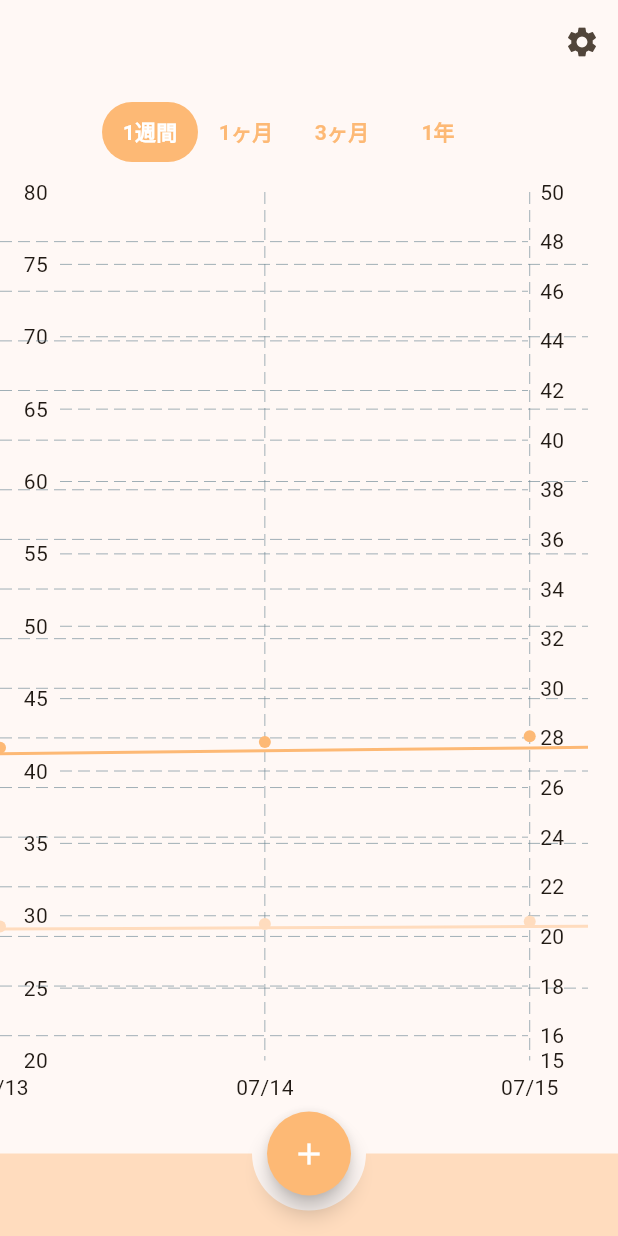
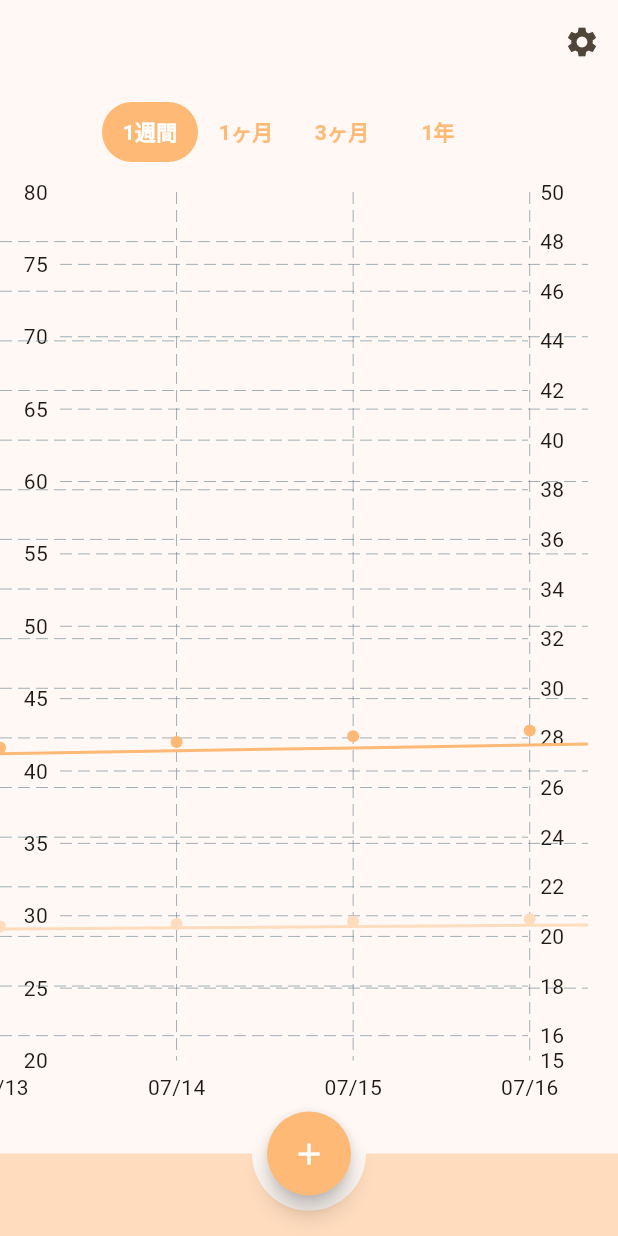
Before and after one commit to IkemotoNanako/moufu, a Flutter app: the screen it shows after launch, on a phone screen of 412 x 824 dp. Run offline on Flutter 3.47's test engine with Material 3 defaults, Android fonts, the phone set to English and light mode, and no system bars; our stand-ins replace flutter_riverpod, freezed_annotation, riverpod_annotation; generated files the repository leaves out were written again.

Commit message:
feat: デザイン微調整

```diff
--- a/lib/ui/page/graph/can_slide_chart.dart
+++ b/lib/ui/page/graph/can_slide_chart.dart
@@ -59,7 +59,7 @@ class CanSlideChart extends ConsumerWidget {
               SingleChildScrollView(
                 scrollDirection: Axis.horizontal,
                 child: SizedBox(
-                  width: MediaQuery.of(context).size.width * 3,
+                  width: MediaQuery.of(context).size.width * 2,
                   child: Stack(
                     children: [
                       _DateSlideTitles(state: state),
@@ -455,7 +455,9 @@ class _DailyBodyWeightGraph extends StatelessWidget {
               getDotPainter: (spot, percent, barData, index) {
                 return FlDotCirclePainter(
                   radius: 4,
-                  color: themeScheme.inversePrimary,
+                  color: state.rangeType == DateRangeType.year
+                      ? Colors.transparent
+                      : themeScheme.inversePrimary,
                 );
               },
             ),
@@ -618,7 +620,9 @@ class _DailyBodyFatPercentageGraph extends StatelessWidget {
               getDotPainter: (spot, percent, barData, index) {
                 return FlDotCirclePainter(
                   radius: 4,
-                  color: themeScheme.primaryContainer,
+                  color: state.rangeType == DateRangeType.year
+                      ? Colors.transparent
+                      : themeScheme.primaryContainer,
                 );
               },
             ),
```
